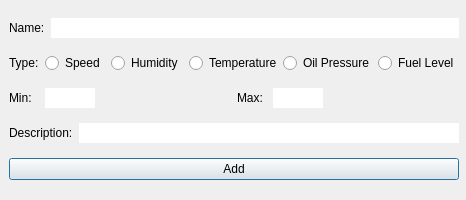
Qt form src/View/additem.ui (MatteoMazzotti0/EngineChart) before a commit.
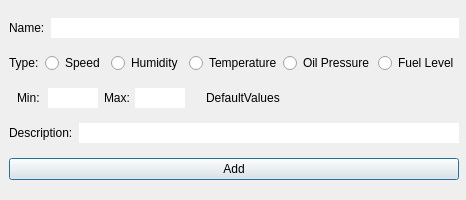
The same form after that commit.

Commit message: aggiunto indicatore limiti massimi a lato

Patch:
```diff
--- a/src/View/additem.ui
+++ b/src/View/additem.ui
@@ -133,8 +133,27 @@
         <property name="sizeConstraint">
          <enum>QLayout::SetDefaultConstraint</enum>
         </property>
+        <item>
+         <spacer name="horizontalSpacer_3">
+          <property name="orientation">
+           <enum>Qt::Horizontal</enum>
+          </property>
+          <property name="sizeType">
+           <enum>QSizePolicy::Minimum</enum>
+          </property>
+          <property name="sizeHint" stdset="0">
+           <size>
+            <width>8</width>
+            <height>20</height>
+           </size>
+          </property>
+         </spacer>
+        </item>
         <item>
          <layout class="QHBoxLayout" name="horizontalLayout_4">
+          <property name="spacing">
+           <number>1</number>
+          </property>
           <property name="sizeConstraint">
            <enum>QLayout::SetDefaultConstraint</enum>
           </property>
@@ -186,6 +205,9 @@
         </item>
         <item>
          <layout class="QHBoxLayout" name="horizontalLayout_7">
+          <property name="spacing">
+           <number>1</number>
+          </property>
           <property name="sizeConstraint">
            <enum>QLayout::SetDefaultConstraint</enum>
           </property>
@@ -235,6 +257,48 @@
           </item>
          </layout>
         </item>
+        <item>
+         <spacer name="horizontalSpacer_2">
+          <property name="orientation">
+           <enum>Qt::Horizontal</enum>
+          </property>
+          <property name="sizeType">
+           <enum>QSizePolicy::Fixed</enum>
+          </property>
+          <property name="sizeHint" stdset="0">
+           <size>
+            <width>15</width>
+            <height>20</height>
+           </size>
+          </property>
+         </spacer>
+        </item>
+        <item>
+         <widget class="QLabel" name="DefaultValuesLabel">
+          <property name="maximumSize">
+           <size>
+            <width>16777215</width>
+            <height>20</height>
+           </size>
+          </property>
+          <property name="text">
+           <string>DefaultValues</string>
+          </property>
+         </widget>
+        </item>
+        <item>
+         <spacer name="horizontalSpacer">
+          <property name="orientation">
+           <enum>Qt::Horizontal</enum>
+          </property>
+          <property name="sizeHint" stdset="0">
+           <size>
+            <width>40</width>
+            <height>20</height>
+           </size>
+          </property>
+         </spacer>
+        </item>
        </layout>
       </item>
       <item>
```
The commit also changes 1 other file.
